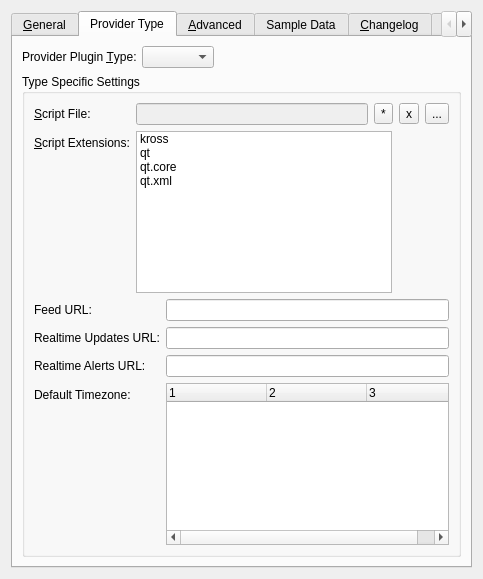
The window that engine/timetablemate/src/timetablemateview_base.ui (KDE/publictransport) describes before a commit, drawn with Qt 5.
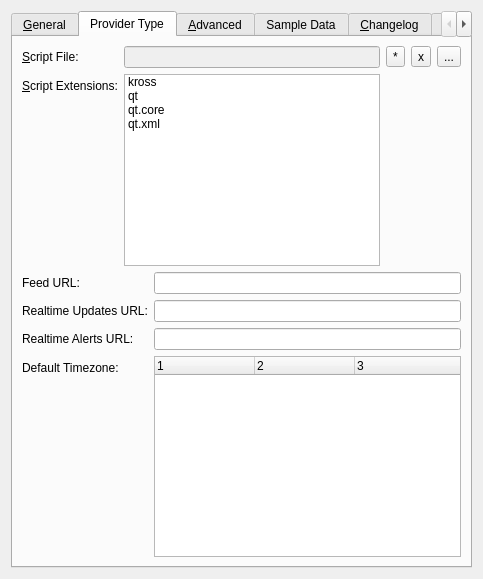
The same window after the commit. The open tabs and pages were chosen to show the change. Custom widgets are drawn as their Qt base class.

Commit message: Global QML dashboard, improved plugin creation

The edit to the form file:
```diff
--- a/engine/timetablemate/src/timetablemateview_base.ui
+++ b/engine/timetablemate/src/timetablemateview_base.ui
@@ -342,50 +342,6 @@
       <attribute name="title">
        <string>Provider Type</string>
       </attribute>
-      <layout class="QFormLayout" name="formLayout_3">
-       <property name="fieldGrowthPolicy">
-        <enum>QFormLayout::ExpandingFieldsGrow</enum>
-       </property>
-       <item row="0" column="0">
-        <widget class="QLabel" name="lblType">
-         <property name="enabled">
-          <bool>true</bool>
-         </property>
-         <property name="text">
-          <string>Provider Plugin &amp;Type:</string>
-         </property>
-         <property name="buddy">
-          <cstring>type</cstring>
-         </property>
-        </widget>
-       </item>
-       <item row="0" column="1">
-        <widget class="KComboBox" name="type">
-         <property name="enabled">
-          <bool>true</bool>
-         </property>
-         <property name="toolTip">
-          <string comment="@info:tooltip">Provider Plugin Type, currently &lt;emphasize&gt;Script&lt;/emphasize&gt; and &lt;emphasize&gt;GTFS&lt;/emphasize&gt; (since version 0.12) types are available</string>
-         </property>
-         <property name="whatsThis">
-          <string comment="@info:whatsthis">&lt;title&gt;Provider Plugin Type&lt;/title&gt;
-&lt;para&gt;Currently &lt;emphasize&gt;Scripted&lt;/emphasize&gt; and &lt;emphasize&gt;GTFS&lt;/emphasize&gt; (since version 0.12) types are available. Your version of TimetableMate may be compiled without support for one of these types.&lt;/para&gt;
-&lt;para&gt;The Script type can be used for a variety of providers publishing their timetable data in web sites. Helper functions are provided to easily parse HTML sites for timetable data in the script (QtScript, ie. JavaScript, by using the Kross script extension Python and Ruby are also available). The script extension &quot;qt.xml&quot; helps parsing XML data sources.&lt;/para&gt;
-&lt;para&gt;If a GTFS feed is available a provider plugin can be created much easier, ie. without writing a script. Only the url to the GTFS feed is needed. GTFS-realtime TripUpdates and Alerts urls can also be specified.&lt;/para&gt;</string>
-         </property>
-         <property name="editable">
-          <bool>false</bool>
-         </property>
-         <property name="autoCompletion">
-          <bool>false</bool>
-         </property>
-        </widget>
-       </item>
-       <item row="1" column="0" colspan="2">
-        <widget class="QGroupBox" name="grpTypeSettings">
-         <property name="title">
-          <string>Type Specific Settings</string>
-         </property>
          <layout class="QVBoxLayout" name="verticalLayout_2">
           <item>
            <widget class="QWidget" name="scriptSettingsWidget" native="true">
@@ -688,9 +644,6 @@
           </item>
          </layout>
         </widget>
-       </item>
-      </layout>
-     </widget>
      <widget class="QWidget" name="tabAdvanced">
       <attribute name="title">
        <string comment="@title:tab">&amp;Advanced</string>
```
Left out of the diff: 1 changed line with no effect on the pictures. Lines whose indentation alone changed are shown as unchanged. The commit also changes 35 other files.
